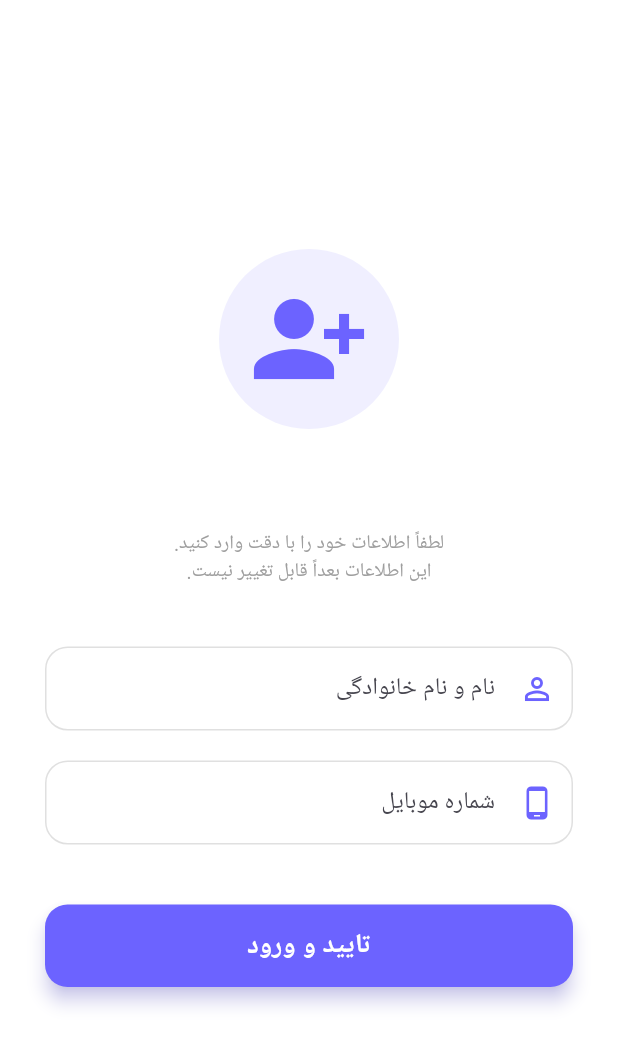
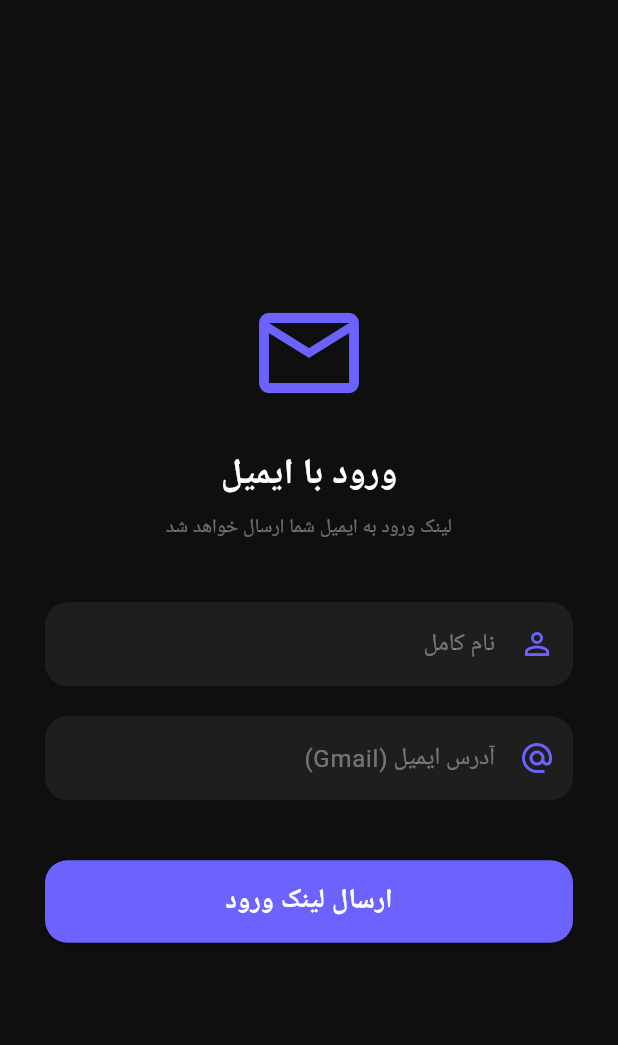
Before and after one commit to mahdi09210184460/app, a Flutter app: the screen it shows after launch, on a phone screen of 412 x 824 dp. Shown: the top 1045 px of the screen. Run offline on Flutter 3.47's test engine with Material 3 defaults, Android fonts, the phone set to English and light mode, and no system bars; our stand-ins replace font_awesome_flutter, image_picker, supabase_flutter; accounts and stored records are empty.

Commit message:
Change authentication from Phone to Email (Magic Link) and update SQL schema

```diff
--- a/lib/providers/auth_provider.dart
+++ b/lib/providers/auth_provider.dart
@@ -9,7 +9,7 @@ class AuthProvider with ChangeNotifier {
 
   AppUser? get user => _user;
   bool get isAuthenticated => _user != null;
-  bool get isAdmin => _user?.role == UserRole.admin;
+  bool get isAdmin => _user?.email == 'amin1391soltani@gmail.com'; // ایمیل ادمین
   bool get isInitialized => _isInitialized;
 
   AuthProvider() {
@@ -17,13 +17,12 @@ class AuthProvider with ChangeNotifier {
   }
 
   void _init() {
-    // گوش دادن به تغییرات وضعیت احراز هویت در سوپابیس
     _supabase.auth.onAuthStateChange.listen((data) {
       final Session? session = data.session;
       final User? user = session?.user;
 
       if (user != null) {
-        _fetchUserProfile(user.id, user.userMetadata?['full_name'] ?? 'کاربر', user.phone ?? '');
+        _fetchUserProfile(user.id, user.userMetadata?['full_name'] ?? 'کاربر', user.email ?? '');
       } else {
         _user = null;
         _isInitialized = true;
@@ -32,36 +31,30 @@ class AuthProvider with ChangeNotifier {
     });
   }
 
-  Future<void> _fetchUserProfile(String uid, String name, String phone) async {
-    // در اینجا می‌توان پروفایل تکمیلی را از جدول profiles در دیتابیس خواند
-    // فعلاً با اطلاعات سشن کاربر را می‌سازیم
+  Future<void> _fetchUserProfile(String uid, String name, String email) async {
     UserRole role = UserRole.user;
-    if (phone == '09927891608' || phone.contains('9927891608')) {
+    if (email == 'amin1391soltani@gmail.com') {
       role = UserRole.admin;
     }
 
     _user = AppUser(
       id: uid,
       name: name,
-      phoneNumber: phone,
+      phoneNumber: email, // در اینجا فیلد را برای ایمیل استفاده می‌کنیم
       role: role,
     );
     _isInitialized = true;
     notifyListeners();
   }
 
-  Future<void> registerAndLogin(String name, String phone) async {
+  Future<void> registerAndLogin(String name, String email) async {
     try {
-      // استفاده از OTP شماره موبایل سوپابیس
-      // توجه: در حالت توسعه، اگر سرویس پیامکی فعال نباشد، سوپابیس لاگ می‌اندازد
+      // ارسال لینک ورود به ایمیل (Magic Link)
+      // کاربر با کلیک روی لینک در ایمیلش مستقیماً وارد برنامه می‌شود
       await _supabase.auth.signInWithOtp(
-        phone: phone,
+        email: email,
         data: {'full_name': name},
       );
-
-      // برای این پروژه، چون می‌خواهیم فعلاً مستقیم وارد شویم (بدون تایید واقعی OTP در مرحله تست)
-      // اگر در پنل سوپابیس تیک "Confirm Phone" غیرفعال باشد، ورود مستقیم انجام می‌شود.
-      // در غیر این صورت کاربر باید کد را در مرحله بعد وارد کند.
     } catch (e) {
       rethrow;
     }
--- a/lib/screens/auth/auth_screen.dart
+++ b/lib/screens/auth/auth_screen.dart
@@ -12,58 +12,41 @@ class AuthScreen extends StatefulWidget {
 
 class _AuthScreenState extends State<AuthScreen> {
   final _nameController = TextEditingController();
-  final _phoneController = TextEditingController();
+  final _emailController = TextEditingController();
   bool _isLoading = false;
 
   @override
   Widget build(BuildContext context) {
     return Scaffold(
-      backgroundColor: Colors.white,
+      backgroundColor: AppColors.background,
       body: SafeArea(
         child: Center(
           child: SingleChildScrollView(
             padding: const EdgeInsets.symmetric(horizontal: 30),
             child: Column(
               children: [
-                Container(
-                  padding: const EdgeInsets.all(20),
-                  decoration: BoxDecoration(
-                    color: AppColors.primary.withOpacity(0.1),
-                    shape: BoxShape.circle,
-                  ),
-                  child: const Icon(Icons.person_add_alt_1, size: 80, color: AppColors.primary),
-                ),
+                const Icon(Icons.email_outlined, size: 80, color: AppColors.primary),
                 const SizedBox(height: 24),
-                const Text(
-                  'ثبت‌نام در دیدینو',
-                  style: TextStyle(fontSize: 24, fontWeight: FontWeight.bold, color: AppColors.textPrimary),
-                ),
+                const Text('ورود با ایمیل', style: TextStyle(fontSize: 24, fontWeight: FontWeight.bold, color: Colors.white)),
                 const SizedBox(height: 8),
-                const Text(
-                  'لطفاً اطلاعات خود را با دقت وارد کنید.\nاین اطلاعات بعداً قابل تغییر نیست.',
-                  textAlign: TextAlign.center,
-                  style: TextStyle(color: Colors.grey, fontSize: 13),
-                ),
+                const Text('لینک ورود به ایمیل شما ارسال خواهد شد', textAlign: TextAlign.center, style: TextStyle(color: Colors.white38, fontSize: 13)),
                 const SizedBox(height: 40),
-                _buildTextField(_nameController, 'نام و نام خانوادگی', Icons.person_outline, TextInputType.name),
+                _buildTextField(_nameController, 'نام کامل', Icons.person_outline, TextInputType.name),
                 const SizedBox(height: 20),
-                _buildTextField(_phoneController, 'شماره موبایل', Icons.phone_android, TextInputType.phone),
+                _buildTextField(_emailController, 'آدرس ایمیل (Gmail)', Icons.alternate_email, TextInputType.emailAddress),
                 const SizedBox(height: 40),
                 _isLoading
-                  ? const CircularProgressIndicator()
+                  ? const CircularProgressIndicator(color: AppColors.primary)
                   : SizedBox(
                       width: double.infinity,
                       height: 55,
                       child: ElevatedButton(
-                        onPressed: _handleRegister,
+                        onPressed: _handleAuth,
                         style: ElevatedButton.styleFrom(
                           backgroundColor: AppColors.primary,
-                          foregroundColor: Colors.white,
-                          elevation: 5,
-                          shadowColor: AppColors.primary.withOpacity(0.5),
                           shape: RoundedRectangleBorder(borderRadius: BorderRadius.circular(15)),
                         ),
-                        child: const Text('تایید و ورود', style: TextStyle(fontSize: 18, fontWeight: FontWeight.bold)),
+                        child: const Text('ارسال لینک ورود', style: TextStyle(fontSize: 18, fontWeight: FontWeight.bold, color: Colors.white)),
                       ),
                     ),
               ],
@@ -78,33 +61,30 @@ class _AuthScreenState extends State<AuthScreen> {
     return TextField(
       controller: controller,
       keyboardType: type,
+      style: const TextStyle(color: Colors.white),
       decoration: InputDecoration(
         labelText: label,
+        labelStyle: const TextStyle(color: Colors.white38),
         prefixIcon: Icon(icon, color: AppColors.primary),
-        border: OutlineInputBorder(borderRadius: BorderRadius.circular(15)),
-        enabledBorder: OutlineInputBorder(
-          borderRadius: BorderRadius.circular(15),
-          borderSide: BorderSide(color: Colors.grey.shade300),
-        ),
-        focusedBorder: OutlineInputBorder(
-          borderRadius: BorderRadius.circular(15),
-          borderSide: const BorderSide(color: AppColors.primary, width: 2),
-        ),
+        filled: true,
+        fillColor: AppColors.cardBg,
+        border: OutlineInputBorder(borderRadius: BorderRadius.circular(15), borderSide: BorderSide.none),
       ),
     );
   }
 
-  void _handleRegister() async {
-    if (_nameController.text.isEmpty || _phoneController.text.length < 11) {
-      ScaffoldMessenger.of(context).showSnackBar(
-        const SnackBar(content: Text('لطفاً نام و شماره موبایل صحیح را وارد کنید')),
-      );
+  void _handleAuth() async {
+    if (_emailController.text.isEmpty || !_emailController.text.contains('@')) {
+      ScaffoldMessenger.of(context).showSnackBar(const SnackBar(content: Text('لطفاً یک ایمیل معتبر وارد کنید')));
       return;
     }
-
     setState(() => _isLoading = true);
-    await Provider.of<AuthProvider>(context, listen: false)
-        .registerAndLogin(_nameController.text, _phoneController.text);
+    try {
+      await Provider.of<AuthProvider>(context, listen: false).registerAndLogin(_nameController.text, _emailController.text);
+      ScaffoldMessenger.of(context).showSnackBar(const SnackBar(content: Text('لینک ورود ارسال شد. ایمیل خود را چک کنید 📧')));
+    } catch (e) {
+      ScaffoldMessenger.of(context).showSnackBar(SnackBar(content: Text('خطا: $e')));
+    }
     setState(() => _isLoading = false);
   }
 }
```
